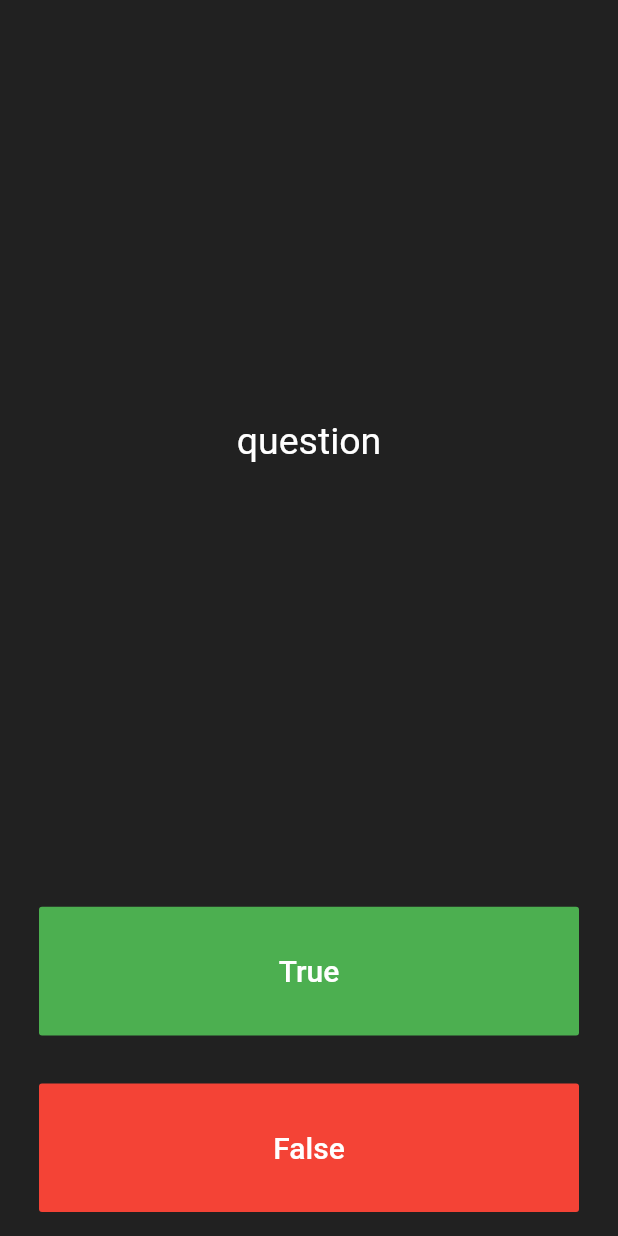
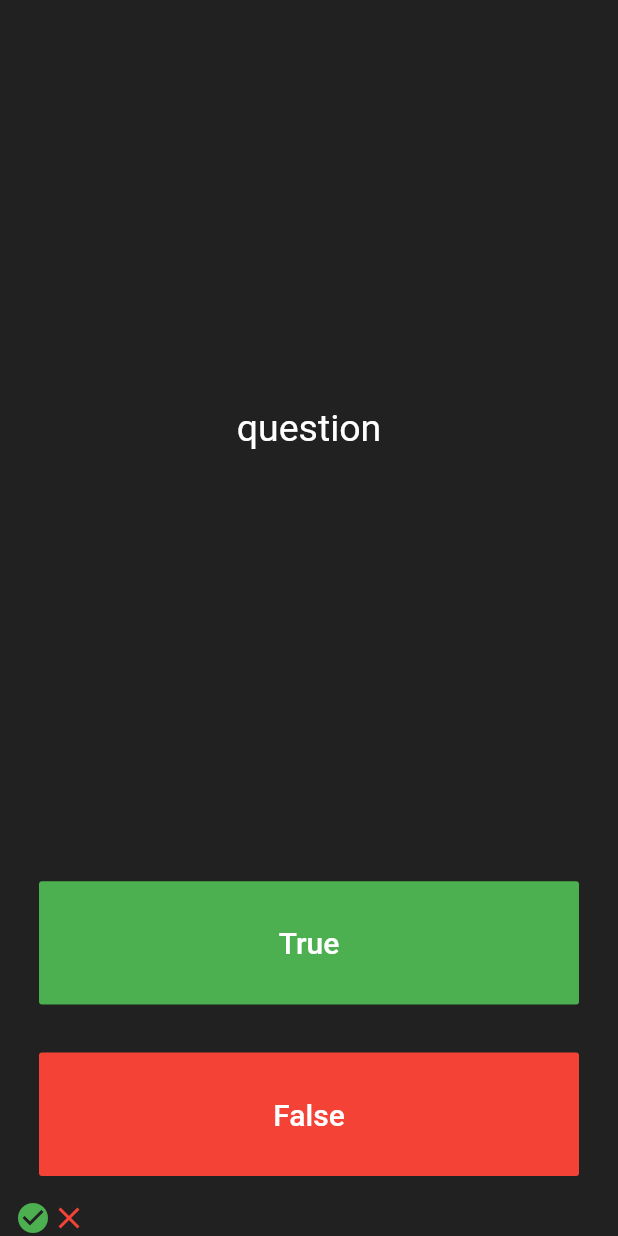
Before and after one commit to rasheeda5/App-Quiz, a Flutter app: the screen it shows after launch, on a phone screen of 412 x 824 dp. Run offline on Flutter 3.47's test engine with Material 2 defaults, Android fonts, the phone set to English and light mode, and no system bars.

Commit message:
more layout changes

```diff
--- a/lib/main.dart
+++ b/lib/main.dart
@@ -79,6 +79,18 @@ class _MainPageState extends State<MainPage> {
               ),
             ),
           ),
+          Row(
+            children: <Widget>[
+              Icon(
+                Icons.check_circle,
+                color: Colors.green,
+              ),
+              Icon(
+                Icons.close,
+                color: Colors.red,
+              )
+            ],
+          ),
         ],
       ),
     );
```
